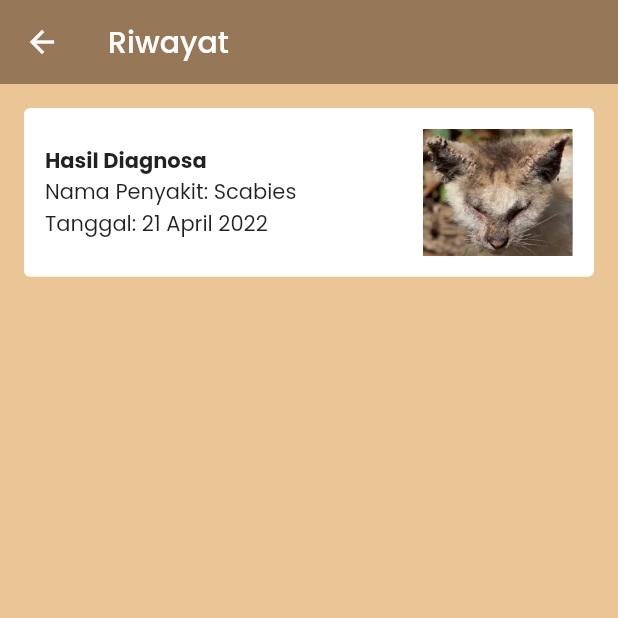
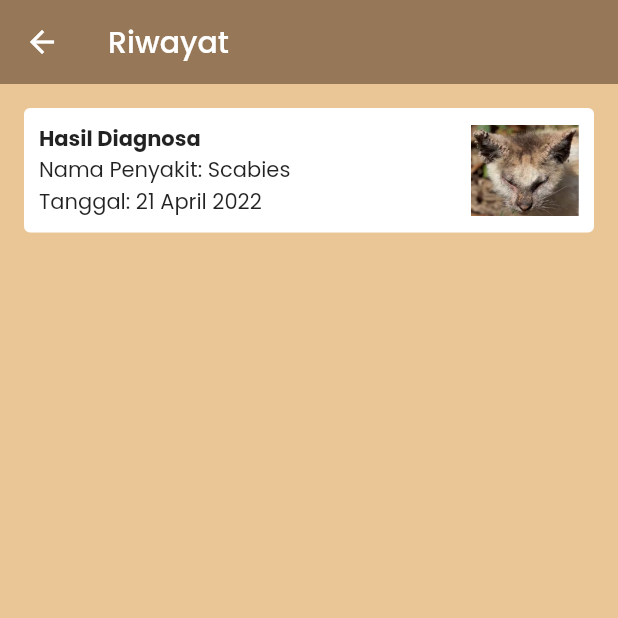
Before and after one commit to PerampokTAHU99/diagnose-cat-expert-system-mobile, a Flutter app: the Riwayat screen opened by its route, on a phone screen of 412 x 824 dp, the top half of it. Run offline on Flutter 3.47's test engine with Material 2 defaults, Android fonts, the phone set to English and light mode, and no system bars; our stand-ins replace page_transition.

Commit message:
perbaiki foto overflow
Signed-off-by: maulaniad <takiya2888157@gmail.com>

```diff
--- a/lib/screens/riwayat.dart
+++ b/lib/screens/riwayat.dart
@@ -32,20 +32,22 @@ class _RiwayatState extends State<Riwayat> {
                 Card(
                   elevation: 0,
                   child: Padding(
-                    padding: const EdgeInsets.all(14.0),
+                    padding: const EdgeInsets.all(10.0),
                     child: Row(
                       mainAxisAlignment: MainAxisAlignment.spaceBetween,
                       children: [
-                        const Column(
-                          crossAxisAlignment: CrossAxisAlignment.start,
-                          children: [
-                            Text("Hasil Diagnosa", style: TextStyle(fontWeight: FontWeight.w700)),
-                            Text("Nama Penyakit: Scabies"),
-                            Text("Tanggal: 21 April 2022"),
-                          ],
+                        const SizedBox(
+                          width: 170,
+                          child: Column(
+                            crossAxisAlignment: CrossAxisAlignment.start,
+                            children: [
+                              Text("Hasil Diagnosa", style: TextStyle(fontWeight: FontWeight.w700),),
+                              Text("Nama Penyakit: Scabies",),
+                              Text("Tanggal: 21 April 2022",),
+                            ],
+                          ),
                         ),
-
-                        Image.asset('img/cover.png', width: 100.0,)
+                        Image.asset('img/cover.png', scale: 5,),
                       ],
                     ),
                   ),
```
